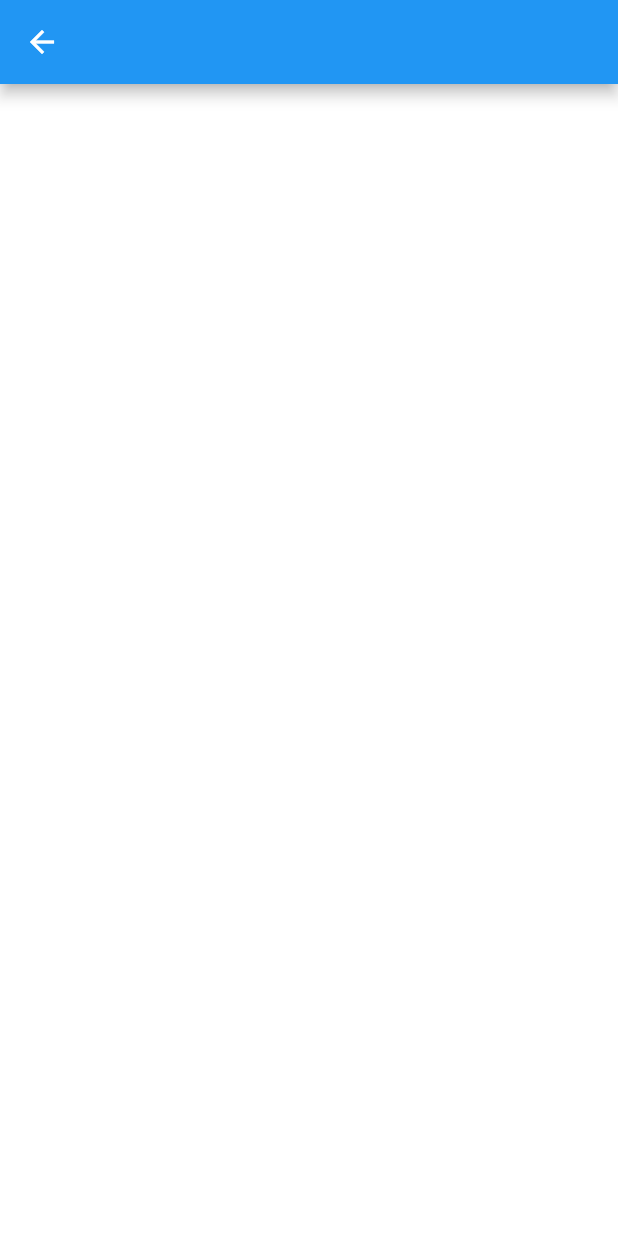
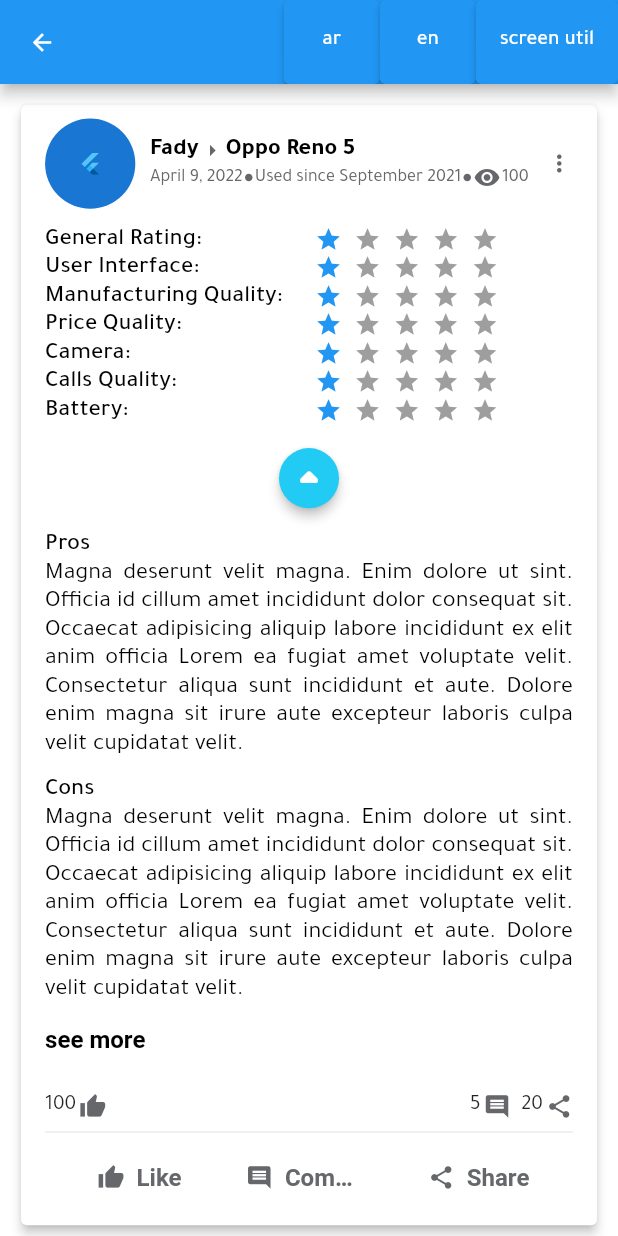
Before and after one commit to URrevs/URrevs-UI-Mobile, a Flutter app: the screen it shows after launch, on a phone screen of 412 x 824 dp. Run offline on Flutter 3.47's test engine with Material 2 defaults, Android fonts, the phone set to English and light mode, and no system bars; drawn by our look-alikes of flutter_rating_bar; our stand-ins replace dio, easy_localization, flutter_riverpod, flutter_screenutil, get_it, shared_preferences; statements that could not run were skipped.

Commit message:
review card

```diff
--- a/analysis_options.yaml
+++ b/analysis_options.yaml
@@ -8,6 +8,10 @@
 # The following line activates a set of recommended lints for Flutter apps,
 # packages, and plugins designed to encourage good coding practices.
 include: package:flutter_lints/flutter.yaml
+
+analyzer:
+  exclude:
+    - lib/translations/*.g.dart
 
 linter:
   # The lint rules applied to this project can be customized in the
--- a/lib/app/app.dart
+++ b/lib/app/app.dart
@@ -2,8 +2,9 @@
 import 'package:flutter/material.dart';
 import 'package:flutter_riverpod/flutter_riverpod.dart';
 import 'package:flutter_screenutil/flutter_screenutil.dart';
-import 'package:get_it/get_it.dart';
-import 'package:urrevs_ui_mobile/app/app_preferences.dart';
+import 'package:urrevs_ui_mobile/presentation/resources/color_manager.dart';
+import 'package:urrevs_ui_mobile/presentation/resources/font_manager.dart';
+import 'package:urrevs_ui_mobile/presentation/resources/values_manager.dart';
 import 'package:urrevs_ui_mobile/presentation/state_management/providers.dart';
 import 'package:urrevs_ui_mobile/presentation/resources/routes_manager.dart';
 import 'package:urrevs_ui_mobile/presentation/resources/theme_manager.dart';
@@ -12,6 +13,54 @@
 class MyApp extends ConsumerWidget {
   const MyApp({Key? key}) : super(key: key);
 
+  TextStyle get headline1 => TextStyle(
+        fontSize: 16.sp,
+        fontWeight: FontWeight.w700,
+        color: ColorManager.black,
+        overflow: TextOverflow.ellipsis,
+      );
+
+  ThemeData get lightThemeData => ThemeData(
+        scaffoldBackgroundColor: Colors.white,
+        fontFamily: FontConstants.tajawal,
+        colorScheme: ColorScheme.light().copyWith(
+          primary: ColorManager.blue,
+        ),
+        iconTheme: IconThemeData(
+          color: ColorManager.grey,
+          size: 18.sp,
+        ),
+        listTileTheme: ListTileThemeData(
+          iconColor: ColorManager.grey,
+        ),
+        textButtonTheme: TextButtonThemeData(
+          style: TextButton.styleFrom(
+            primary: ColorManager.grey,
+            textStyle: headline1,
+            // minimumSize: Size(80.w, 30.h),
+            // maximumSize: Size(100.w, 40.h),
+          ),
+        ),
+        textTheme: TextTheme(
+          headline1: headline1,
+          headline2: TextStyle(
+            fontSize: 16.sp,
+            fontWeight: FontWeight.w500,
+            color: ColorManager.black,
+          ),
+          bodyText1: TextStyle(
+            fontSize: 16.sp,
+            fontWeight: FontWeight.w400,
+            color: ColorManager.black,
+          ),
+          subtitle1: TextStyle(
+            fontSize: 14.sp,
+            fontWeight: FontWeight.w400,
+            color: ColorManager.grey,
+          ),
+        ),
+      );
+
   @override
   Widget build(BuildContext context, ref) {
     return ScreenUtilInit(
@@ -19,11 +68,11 @@
       minTextAdapt: true,
       splitScreenMode: false,
       builder: () => MaterialApp(
-        title: 'URrevs', //TODO: place translated text here
+        title: LocaleKeys.urrevs.tr(),
         initialRoute: Routes.home,
         onGenerateRoute: RouteGenerator.getRoute,
         themeMode: ref.watch(themeModeProvider),
-        theme: ThemeManager.light,
+        theme: lightThemeData,
         darkTheme: ThemeManager.dark,
         builder: (context, widget) {
           ScreenUtil.setContext(context);
--- a/lib/app/app_preferences.dart
+++ b/lib/app/app_preferences.dart
@@ -2,7 +2,7 @@
 import 'package:shared_preferences/shared_preferences.dart';
 
 class AppPreferences {
-  SharedPreferences _sharedPreferences;
+  final SharedPreferences _sharedPreferences;
 
   AppPreferences(this._sharedPreferences);
 
--- a/lib/presentation/resources/color_manager.dart
+++ b/lib/presentation/resources/color_manager.dart
@@ -1,8 +1,12 @@
 import 'package:flutter/cupertino.dart';
+import 'package:flutter/material.dart';
 
 class ColorManager {
   static const Color blue = Color(0xff2196F3);
   static const Color cyan = Color(0xff22CBF4);
   static const Color pink = Color(0xffFF6C89);
   static const Color orange = Color(0xffFF8E52);
+  static const Color grey = Color(0xff65676B);
+  static const Color black = Colors.black;
+  static const Color white = Colors.white;
 }
--- a/lib/presentation/resources/theme_manager.dart
+++ b/lib/presentation/resources/theme_manager.dart
@@ -1,4 +1,5 @@
 import 'package:flutter/material.dart';
+import 'package:flutter_screenutil/flutter_screenutil.dart';
 import 'package:urrevs_ui_mobile/presentation/resources/color_manager.dart';
 import 'package:urrevs_ui_mobile/presentation/resources/font_manager.dart';
 
@@ -6,8 +7,19 @@
   static ThemeData light = ThemeData(
     scaffoldBackgroundColor: Colors.white,
     fontFamily: FontConstants.tajawal,
+    iconTheme: IconThemeData(color: ColorManager.black),
     colorScheme: ColorScheme.light().copyWith(
       primary: ColorManager.blue,
+    ),
+    listTileTheme: ListTileThemeData(
+      iconColor: ColorManager.grey,
+    ),
+    textTheme: TextTheme(
+      headline1: ThemeData.light()
+          .textTheme
+          .headline1!
+          .copyWith(fontSize: 16, fontWeight: FontWeight.w700),
+      subtitle1: TextStyle(fontSize: 14.sp),
     ),
   );
 
--- a/lib/presentation/resources/values_manager.dart
+++ b/lib/presentation/resources/values_manager.dart
@@ -1,13 +1,27 @@
-class AppMargin {
-  static const double m8 = 8.0;
+import 'package:flutter_screenutil/flutter_screenutil.dart';
+
+class AppHeight {
+  static double h8 = 8.h;
 }
 
-class AppPadding {
-  static const double p2 = 2.0;
+class AppWidth {
+  static double w1 = 1.w;
+  static double w2 = 2.w;
 }
 
 class AppSize {
-  static const double s0 = 0;
+  static double s0 = 0.sp;
+  static double s4 = 4.sp;
+  static double s6 = 6.sp;
+  static double s8 = 8.sp;
+  static double s14 = 14.sp;
+  static double s16 = 16.sp;
+  static double s18 = 18.sp;
+  static double s20 = 20.sp;
+}
+
+class AppRadius {
+  static double r10 = 10.r;
 }
 
 class DurationConstant {
--- a/lib/presentation/screens/bottom_navigation_bar_screens/subscreens/home_screen.dart
+++ b/lib/presentation/screens/bottom_navigation_bar_screens/subscreens/home_screen.dart
@@ -1,5 +1,10 @@
-import 'package:flutter/cupertino.dart';
+import 'package:easy_localization/easy_localization.dart';
 import 'package:flutter/material.dart';
+import 'package:flutter_screenutil/flutter_screenutil.dart';
+import 'package:urrevs_ui_mobile/presentation/resources/color_manager.dart';
+import 'package:urrevs_ui_mobile/presentation/resources/font_manager.dart';
+import 'package:urrevs_ui_mobile/presentation/resources/language_manager.dart';
+import 'package:urrevs_ui_mobile/presentation/widgets/review_card.dart';
 
 class HomeScreen extends StatefulWidget {
   const HomeScreen({Key? key}) : super(key: key);
@@ -9,12 +14,84 @@
 }
 
 class _HomeScreenState extends State<HomeScreen> {
+  TextStyle get headline1 => TextStyle(
+        fontSize: 16.sp,
+        fontWeight: FontWeight.w700,
+        color: ColorManager.black,
+        overflow: TextOverflow.ellipsis,
+      );
+
+  ThemeData get lightThemeData => ThemeData(
+        scaffoldBackgroundColor: Colors.white,
+        fontFamily: FontConstants.tajawal,
+        colorScheme: ColorScheme.light().copyWith(
+          primary: ColorManager.blue,
+        ),
+        iconTheme: IconThemeData(
+          color: ColorManager.grey,
+          size: 18.sp,
+        ),
+        listTileTheme: ListTileThemeData(
+          iconColor: ColorManager.grey,
+        ),
+        textButtonTheme: TextButtonThemeData(
+          style: TextButton.styleFrom(
+            primary: ColorManager.grey,
+            textStyle: headline1,
+            // minimumSize: Size(80.w, 30.h),
+            // maximumSize: Size(100.w, 40.h),
+          ),
+        ),
+        textTheme: TextTheme(
+          headline1: headline1,
+          headline2: TextStyle(
+            fontSize: 16.sp,
+            fontWeight: FontWeight.w500,
+            color: ColorManager.black,
+          ),
+          bodyText1: TextStyle(
+            fontSize: 16.sp,
+            fontWeight: FontWeight.w400,
+            color: ColorManager.black,
+          ),
+          subtitle1: TextStyle(
+            fontSize: 14.sp,
+            fontWeight: FontWeight.w400,
+            color: ColorManager.grey,
+          ),
+        ),
+      );
+
   @override
   Widget build(BuildContext context) {
     return Scaffold(
-      appBar: AppBar(),
-      body: Column(
-        children: [],
+      appBar: AppBar(
+        actions: [
+          ElevatedButton(
+            onPressed: () => context.setLocale(LanguageType.ar.locale),
+            child: Text('ar'),
+          ),
+          ElevatedButton(
+            onPressed: () => context.setLocale(LanguageType.en.locale),
+            child: Text('en'),
+          ),
+          ElevatedButton(
+            onPressed: () {
+              print("scale width: ${ScreenUtil().scaleWidth}");
+              print("scale height: ${ScreenUtil().scaleHeight}");
+              print("screen width: ${ScreenUtil().screenWidth}");
+              print("ui size: ${ScreenUtil().uiSize}");
+            },
+            child: Text('screen util'),
+          ),
+        ],
+      ),
+      body: Theme(
+        data: lightThemeData,
+        child: ListView(
+          padding: EdgeInsets.all(10.sp),
+          children: [ReviewCard()],
+        ),
       ),
     );
   }
--- /dev/null
+++ b/lib/presentation/widgets/review_card.dart
@@ -0,0 +1,352 @@
+import 'dart:math';
+
+import 'package:easy_localization/easy_localization.dart' hide TextDirection;
+import 'package:flutter/material.dart';
+import 'package:flutter_rating_bar/flutter_rating_bar.dart';
+import 'package:flutter_screenutil/flutter_screenutil.dart';
+import 'package:urrevs_ui_mobile/presentation/resources/color_manager.dart';
+import 'package:urrevs_ui_mobile/presentation/resources/language_manager.dart';
+
+import 'package:urrevs_ui_mobile/translations/locale_keys.g.dart';
+
+class ReviewCard extends StatelessWidget {
+  const ReviewCard({
+    Key? key,
+  }) : super(key: key);
+
+  @override
+  Widget build(BuildContext context) {
+    return Card(
+      elevation: 3,
+      child: Padding(
+        padding: EdgeInsets.symmetric(
+          vertical: 8.h,
+          horizontal: 16.w,
+        ),
+        child: Column(
+          children: [
+            _CardHeader(
+              postedDate: DateTime.now(),
+              usedSinceDate: DateTime.now().subtract(Duration(days: 200)),
+              views: 100,
+              authorName: 'Fady',
+              productName: 'Oppo Reno 5',
+            ),
+            10.verticalSpace,
+            _RatingBlock(
+              scores: List.generate(7, (_) => Random().nextInt(5) + 1),
+            ),
+            10.verticalSpace,
+            _Footer(likeCount: 100, commentCount: 5, shareCount: 20),
+          ],
+        ),
+      ),
+    );
+  }
+}
+
+class _CardHeader extends StatelessWidget {
+  const _CardHeader({
+    Key? key,
+    required this.postedDate,
+    required this.usedSinceDate,
+    required this.views,
+    required this.authorName,
+    required this.productName,
+  }) : super(key: key);
+
+  final DateTime postedDate;
+  final DateTime usedSinceDate;
+  final int views;
+  final String authorName;
+  final String productName;
+
+  PopupMenuButton<Object?> _buildTrailing() {
+    return PopupMenuButton(
+      child: Icon(Icons.more_vert),
+      itemBuilder: (context) => [],
+    );
+  }
+
+  // at screen width = 500px, text size should be reduced to 12px
+  Row _buildSubtitle({
+    required BuildContext context,
+    required String postedDateStr,
+    required String usedSinceDateStr,
+    required int views,
+  }) {
+    // english font is already bigger than arabic font
+    double size =
+        context.locale.languageCode == LanguageType.en.name ? 12.sp : 14.sp;
+    TextStyle style =
+        Theme.of(context).textTheme.subtitle1!.copyWith(fontSize: size);
+    return Row(
+      mainAxisSize: MainAxisSize.min,
+      children: [
+        Text(postedDateStr, style: style),
+        Padding(
+          padding: EdgeInsets.all(1.sp),
+          child: Icon(Icons.circle, size: 6.sp),
+        ),
+        Text(
+          LocaleKeys.usedSince.tr() + " " + usedSinceDateStr,
+          style: style,
+        ),
+        Padding(
+          padding: EdgeInsets.all(1.sp),
+          child: Icon(Icons.circle, size: 6.sp),
+        ),
+        Icon(Icons.remove_red_eye),
+        1.horizontalSpace,
+        Text(views.toString(), style: style)
+      ],
+    );
+  }
+
+  Row _buildTitle({
+    required BuildContext context,
+    required String authorName,
+    required String productName,
+  }) {
+    return Row(
+      children: [
+        Text(
+          authorName,
+          style: Theme.of(context).textTheme.headline1,
+        ),
+        Icon(Icons.arrow_right),
+        Text(
+          productName,
+          style: Theme.of(context).textTheme.headline1,
+        ),
+      ],
+    );
+  }
+
+  @override
+  Widget build(BuildContext context) {
+    final String postedDateStr =
+        DateFormat.yMMMMd(context.locale.languageCode).format(postedDate);
+    final String usedSinceDateStr =
+        DateFormat.yMMMM(context.locale.languageCode).format(usedSinceDate);
+    return Row(
+      children: [
+        CircleAvatar(
+          radius: 30.sp,
+          child: FlutterLogo(size: 16.sp),
+        ),
+        10.horizontalSpace,
+        Expanded(
+          child: Column(
+            crossAxisAlignment: CrossAxisAlignment.start,
+            children: [
+              _buildTitle(
+                context: context,
+                authorName: authorName,
+                productName: productName,
+              ),
+              _buildSubtitle(
+                context: context,
+                postedDateStr: postedDateStr,
+                usedSinceDateStr: usedSinceDateStr,
+                views: views,
+              ),
+            ],
+          ),
+        ),
+        _buildTrailing(),
+      ],
+    );
+  }
+}
+
+class _RatingBlock extends StatelessWidget {
+  const _RatingBlock({
+    Key? key,
+    required this.scores,
+  })  : assert(scores.length == 7),
+        super(key: key);
+
+  final List<int> scores;
+
+  final List<String> ratingCriteria = const [
+    LocaleKeys.generalProductRating,
+    LocaleKeys.userInterface,
+    LocaleKeys.manufacturingQuality,
+    LocaleKeys.priceQuality,
+    LocaleKeys.camera,
+    LocaleKeys.callsQuality,
+    LocaleKeys.battery,
+  ];
+
+  Card _expandCircle() {
+    return Card(
+      elevation: 3,
+      color: ColorManager.cyan,
+      shape: CircleBorder(),
+      child: Center(
+        child: Icon(
+          Icons.arrow_drop_up_rounded,
+          size: 40.sp,
+          color: ColorManager.white,
+        ),
+      ),
+    );
+  }
+
+  Table _buildRatingTable(BuildContext context) {
+    return Table(
+      children: [
+        for (int i = 0; i < scores.length; i++) ...[
+          TableRow(
+            children: [
+              Text(
+                ratingCriteria[i].tr() + ":",
+                style: Theme.of(context).textTheme.headline2,
+              ),
+              RatingBar.builder(
+                itemSize: 18.sp,
+                ignoreGestures: true,
+                initialRating: scores[i].toDouble(),
+                minRating: 1,
+                direction: Axis.horizontal,
+                allowHalfRating: false,
+                itemCount: 5,
+                itemPadding: EdgeInsets.symmetric(horizontal: 4.sp),
+                itemBuilder: (context, _) => Icon(
+                  Icons.star,
+                  color: Theme.of(context).colorScheme.primary,
+                ),
+                onRatingUpdate: (rating) {
+                  print(rating);
+                },
+              )
+            ],
+          ),
+        ]
+      ],
+    );
+  }
+
+  @override
+  Widget build(BuildContext context) {
+    return Column(
+      crossAxisAlignment: CrossAxisAlignment.start,
+      children: [
+        _buildRatingTable(context),
+        10.verticalSpace,
+        _expandCircle(),
+        10.verticalSpace,
+        Text(
+          LocaleKeys.pros.tr(),
+          style: Theme.of(context).textTheme.headline2,
+        ),
+        Text(
+          'Magna deserunt velit magna. Enim dolore ut sint. Officia id cillum amet incididunt dolor consequat sit. Occaecat adipisicing aliquip labore incididunt ex elit anim officia Lorem ea fugiat amet voluptate velit. Consectetur aliqua sunt incididunt et aute. Dolore enim magna sit irure aute excepteur laboris culpa velit cupidatat velit.',
+          textAlign: TextAlign.justify,
+          style: Theme.of(context).textTheme.bodyText1,
+        ),
+        10.verticalSpace,
+        Text(
+          LocaleKeys.cons.tr(),
+          style: Theme.of(context).textTheme.headline2,
+        ),
+        Text(
+          'Magna deserunt velit magna. Enim dolore ut sint. Officia id cillum amet incididunt dolor consequat sit. Occaecat adipisicing aliquip labore incididunt ex elit anim officia Lorem ea fugiat amet voluptate velit. Consectetur aliqua sunt incididunt et aute. Dolore enim magna sit irure aute excepteur laboris culpa velit cupidatat velit.',
+          textAlign: TextAlign.justify,
+          style: Theme.of(context).textTheme.bodyText1,
+        ),
+        TextButton(
+          style: TextButton.styleFrom(
+            primary: ColorManager.black,
+            padding: EdgeInsets.all(0),
+            alignment: context.locale.countryCode == LanguageType.en.name
+                ? Alignment.centerLeft
+                : Alignment.centerRight,
+          ),
+          onPressed: () {},
+          child: Text(LocaleKeys.seeMore.tr()),
+        ),
+      ],
+    );
+  }
+}
+
+class _Footer extends StatelessWidget {
+  const _Footer({
+    Key? key,
+    required this.likeCount,
+    required this.commentCount,
+    required this.shareCount,
+  }) : super(key: key);
+
+  final int likeCount;
+  final int commentCount;
+  final int shareCount;
+
+  Row _textAndIcon({required String text, required IconData iconData}) {
+    return Row(
+      textDirection: TextDirection.ltr,
+      children: [
+        Text(text),
+        2.horizontalSpace,
+        Icon(iconData),
+      ],
+    );
+  }
+
+  SizedBox _sizedBox_100x40({required Widget child}) {
+    return SizedBox(
+      width: 100.w,
+      height: 40.h,
+      child: child,
+    );
+  }
+
+  @override
+  Widget build(BuildContext context) {
+    return Column(
+      children: [
+        Row(
+          children: [
+            _textAndIcon(text: likeCount.toString(), iconData: Icons.thumb_up),
+            Spacer(),
+            _textAndIcon(
+              text: commentCount.toString(),
+              iconData: Icons.comment,
+            ),
+            7.horizontalSpace,
+            _textAndIcon(text: shareCount.toString(), iconData: Icons.share),
+          ],
+        ),
+        Divider(),
+        Row(
+          mainAxisAlignment: MainAxisAlignment.spaceEvenly,
+          children: [
+            _sizedBox_100x40(
+              child: TextButton.icon(
+                onPressed: () {},
+                icon: Icon(Icons.thumb_up),
+                label: Text(LocaleKeys.like.tr()),
+              ),
+            ),
+            _sizedBox_100x40(
+              child: TextButton.icon(
+                onPressed: () {},
+                icon: Icon(Icons.comment),
+                label: Text(LocaleKeys.comment.tr()),
+              ),
+            ),
+            _sizedBox_100x40(
+              child: TextButton.icon(
+                onPressed: () {},
+                icon: Icon(Icons.share),
+                label: Text(LocaleKeys.share.tr()),
+              ),
+            ),
+          ],
+        )
+      ],
+    );
+  }
+}
--- a/pubspec.yaml
+++ b/pubspec.yaml
@@ -41,6 +41,8 @@
   get_it: ^7.2.0
   dio: ^4.0.6
   pretty_dio_logger: ^1.2.0-beta-1
+  intl: ^0.17.0
+  flutter_rating_bar: ^4.0.0
 
 dev_dependencies:
   flutter_test:
```
Also changed, not shown: assets/translations/ar.json (+16 -3 lines), assets/translations/en.json (+16 -3 lines), lib/translations/codegen_loader.g.dart, lib/translations/locale_keys.g.dart, pubspec.lock.
